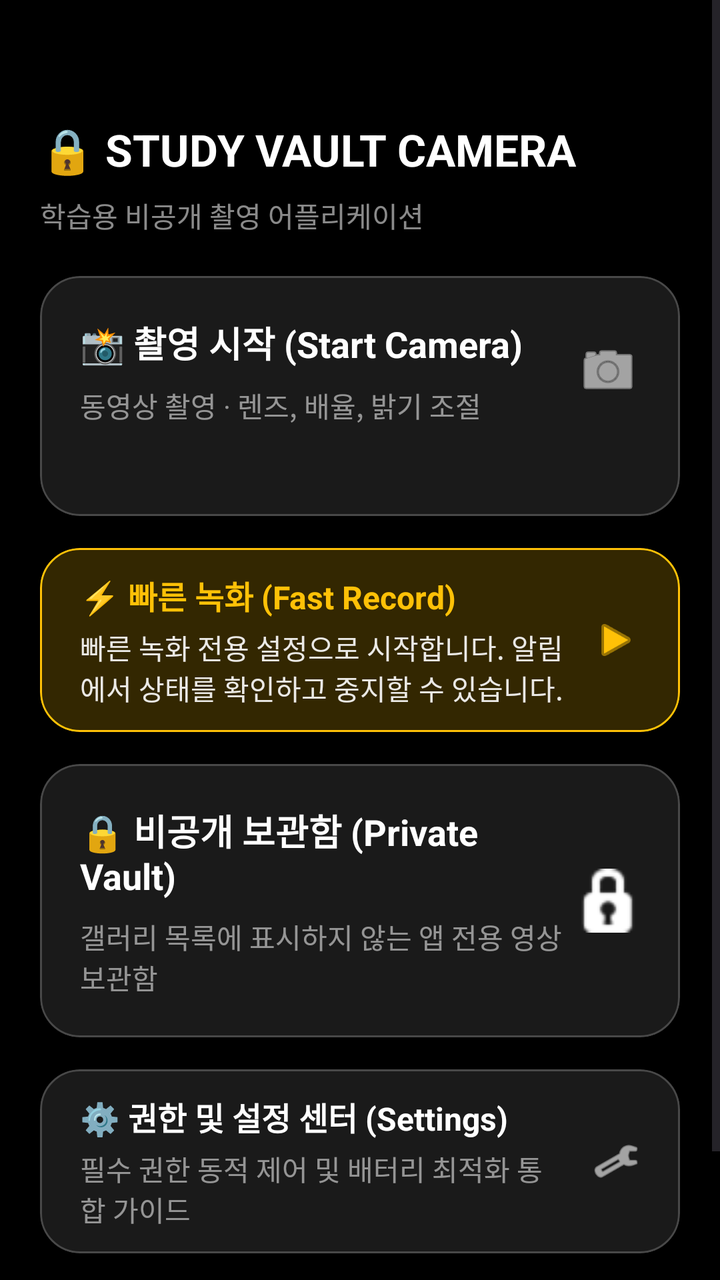
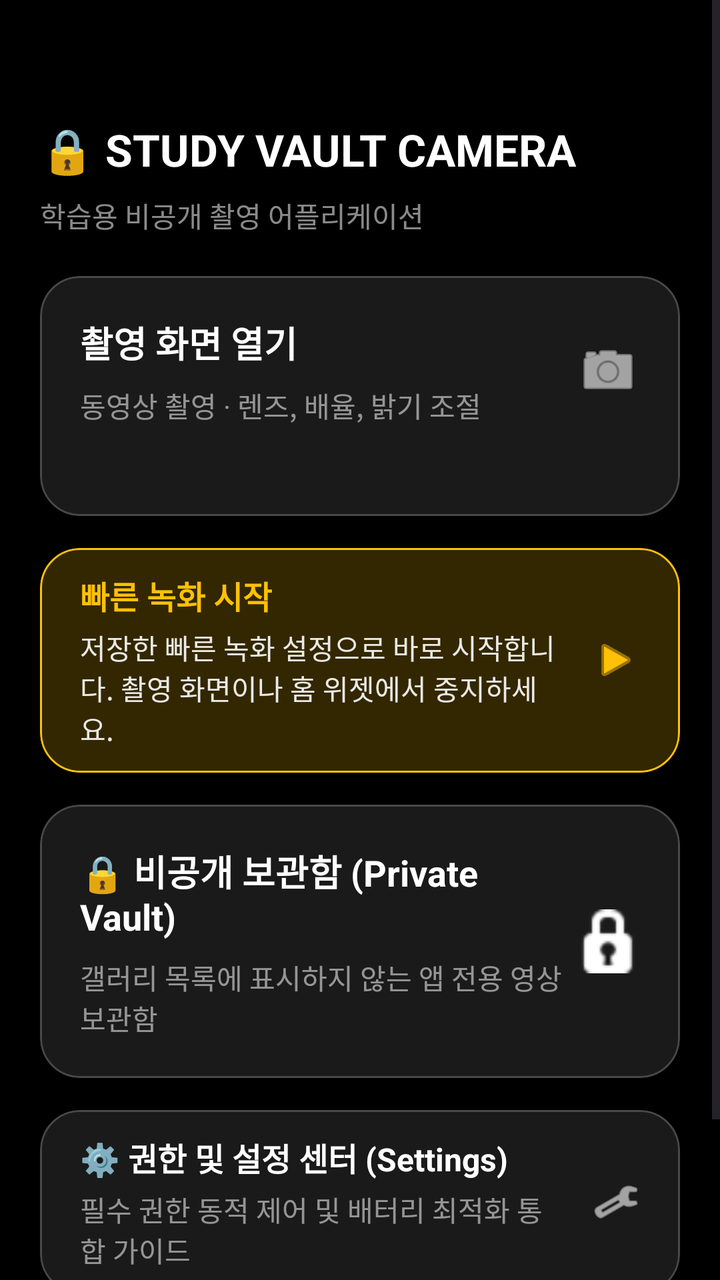

Screens rendered from an Android XML layout before and after an edit, with the pre-edit source and the edit as a unified diff.
<!-- AndroidManifest.xml: application theme Theme.Camera2Study -->
<!-- res/layout/fragment_home.xml -->
<?xml version="1.0" encoding="utf-8"?>
<ScrollView xmlns:android="http://schemas.android.com/apk/res/android"
    xmlns:app="http://schemas.android.com/apk/res-auto"
    android:layout_width="match_parent"
    android:layout_height="match_parent"
    android:background="@android:color/black"
    android:fillViewport="true"
    android:fitsSystemWindows="true">
<LinearLayout android:layout_width="match_parent" android:layout_height="wrap_content" android:orientation="vertical" android:padding="20dp">

    <TextView
        android:id="@+id/txtAppTitle"
        android:layout_width="wrap_content"
        android:layout_height="wrap_content"
        android:layout_marginTop="40dp"
        android:text="🔒 STUDY VAULT CAMERA"
        android:textColor="@android:color/white"
        android:textSize="22sp"
        android:textStyle="bold" />

    <TextView
        android:id="@+id/txtSubTitle"
        android:layout_width="wrap_content"
        android:layout_height="wrap_content"
        android:layout_marginTop="8dp"
        android:text="학습용 비공개 촬영 어플리케이션"
        android:textColor="#8AFFFFFF"
        android:textSize="14sp" />

    
    <com.google.android.material.card.MaterialCardView
        android:id="@+id/cardBatteryWarning"
        style="@style/Widget.Material3.CardView.Elevated"
        android:layout_width="match_parent"
        android:layout_height="wrap_content"
        android:layout_marginTop="32dp"
        app:cardBackgroundColor="#4DFF5252"
        app:cardCornerRadius="16dp"
        app:strokeColor="#FF5252"
        app:strokeWidth="1.5dp"
        android:visibility="gone">

        <LinearLayout
            android:layout_width="match_parent"
            android:layout_height="wrap_content"
            android:orientation="vertical"
            android:padding="16dp">

            <TextView
                android:layout_width="match_parent"
                android:paddingEnd="36dp"
                android:layout_height="wrap_content"
                android:text="🔋 배터리 최적화 제한 상태"
                android:textColor="#FFFFD2D2"
                android:textSize="14sp"
                android:textStyle="bold" />

            <TextView
                android:layout_width="match_parent"
                android:paddingEnd="36dp"
                android:layout_height="wrap_content"
                android:layout_marginTop="4dp"
                android:text="백그라운드에서 녹화 시 오류가 발생할 수 있습니다. 정상 동작을 위해 배터리 최적화를 해제해 주세요."
                android:textColor="#E6FFFFFF"
                android:textSize="14sp" />

            <com.google.android.material.button.MaterialButton
                android:id="@+id/btnFixBattery"
                style="@style/Widget.Material3.Button.TextButton"
                android:layout_width="match_parent"
                android:paddingEnd="36dp"
                android:layout_height="wrap_content"
                android:layout_gravity="end"
                android:layout_marginTop="4dp"
                android:text="지금 해제하기 →"
                android:textColor="#FFFFD2D2"
                android:textSize="14sp" />
        </LinearLayout>
    </com.google.android.material.card.MaterialCardView>

    
    <com.google.android.material.card.MaterialCardView
        android:id="@+id/cardPermissionWarning"
        style="@style/Widget.Material3.CardView.Elevated"
        android:layout_width="match_parent"
        android:layout_height="wrap_content"
        android:layout_marginTop="12dp"
        app:cardBackgroundColor="#4DFFC107"
        app:cardCornerRadius="16dp"
        app:strokeColor="#FFC107"
        app:strokeWidth="1.5dp"
        android:visibility="gone">

        <LinearLayout
            android:layout_width="match_parent"
            android:layout_height="wrap_content"
            android:orientation="vertical"
            android:padding="16dp">

            <TextView
                android:layout_width="match_parent"
                android:paddingEnd="36dp"
                android:layout_height="wrap_content"
                android:text="⚠️ 필수 권한 누락"
                android:textColor="#FFFFE082"
                android:textSize="14sp"
                android:textStyle="bold" />

            <TextView
                android:layout_width="match_parent"
                android:paddingEnd="36dp"
                android:layout_height="wrap_content"
                android:layout_marginTop="4dp"
                android:text="카메라 촬영을 위해 필수 권한(카메라, 마이크 등) 허용이 필요합니다."
                android:textColor="#E6FFFFFF"
                android:textSize="14sp" />

            <com.google.android.material.button.MaterialButton
                android:id="@+id/btnFixPermissions"
                style="@style/Widget.Material3.Button.TextButton"
                android:layout_width="match_parent"
                android:paddingEnd="36dp"
                android:layout_height="wrap_content"
                android:layout_gravity="end"
                android:layout_marginTop="4dp"
                android:text="권한 허용하러 가기 →"
                android:textColor="#FFFFE082"
                android:textSize="14sp" />
        </LinearLayout>
    </com.google.android.material.card.MaterialCardView>

    
    <com.google.android.material.card.MaterialCardView
        android:id="@+id/cardStartCamera"
        style="@style/Widget.Material3.CardView.Filled"
        android:layout_width="match_parent"
        android:layout_height="wrap_content" android:minHeight="120dp"
        android:layout_marginTop="20dp"
        app:cardBackgroundColor="#1AFFFFFF"
        app:cardCornerRadius="20dp"
        app:strokeColor="#33FFFFFF"
        app:strokeWidth="1dp">

        <RelativeLayout
            android:layout_width="match_parent"
            android:layout_height="wrap_content"
            android:padding="20dp">

            <TextView
                android:id="@+id/lblCamera"
                android:layout_width="match_parent"
                android:paddingEnd="36dp"
                android:layout_height="wrap_content"
                android:text="📸 촬영 시작 (Start Camera)"
                android:textColor="@android:color/white"
                android:textSize="18sp"
                android:textStyle="bold" />

            <TextView
                android:layout_width="match_parent"
                android:paddingEnd="36dp"
                android:layout_height="wrap_content"
                android:layout_below="@id/lblCamera"
                android:layout_marginTop="8dp"
                android:text="동영상 촬영 · 렌즈, 배율, 밝기 조절"
                android:textColor="#8AFFFFFF"
                android:textSize="14sp" />

            <ImageView
                android:layout_width="32dp"
                android:layout_height="32dp"
                android:layout_alignParentEnd="true"
                android:layout_centerVertical="true"
                android:src="@android:drawable/ic_menu_camera"
                app:tint="@android:color/white" />
        </RelativeLayout>
    </com.google.android.material.card.MaterialCardView>

    
    <com.google.android.material.card.MaterialCardView
        android:id="@+id/cardFastRecord"
        style="@style/Widget.Material3.CardView.Filled"
        android:layout_width="match_parent"
        android:layout_height="wrap_content" android:minHeight="80dp"
        android:layout_marginTop="16dp"
        app:cardBackgroundColor="#33FFC107"
        app:cardCornerRadius="20dp"
        app:strokeColor="#FFC107"
        app:strokeWidth="1dp">

        <RelativeLayout
            android:layout_width="match_parent"
            android:layout_height="wrap_content"
            android:paddingHorizontal="20dp"
            android:paddingVertical="12dp">

            <TextView
                android:id="@+id/lblFastRecord"
                android:layout_width="match_parent"
                android:paddingEnd="36dp"
                android:layout_height="wrap_content"
                android:text="⚡ 빠른 녹화 (Fast Record)"
                android:textColor="#FFC107"
                android:textSize="16sp"
                android:textStyle="bold" />

            <TextView
                android:layout_width="match_parent"
                android:paddingEnd="36dp"
                android:layout_height="wrap_content"
                android:layout_below="@id/lblFastRecord"
                android:layout_marginTop="4dp"
                android:text="빠른 녹화 전용 설정으로 시작합니다. 알림에서 상태를 확인하고 중지할 수 있습니다."
                android:textColor="#E6FFFFFF"
                android:textSize="14sp" />

            <ImageView
                android:layout_width="24dp"
                android:layout_height="24dp"
                android:layout_alignParentEnd="true"
                android:layout_centerVertical="true"
                android:src="@android:drawable/ic_media_play"
                app:tint="#FFC107" />
        </RelativeLayout>
    </com.google.android.material.card.MaterialCardView>

    
    <com.google.android.material.card.MaterialCardView
        android:id="@+id/cardPrivateVault"
        style="@style/Widget.Material3.CardView.Filled"
        android:layout_width="match_parent"
        android:layout_height="wrap_content" android:minHeight="120dp"
        android:layout_marginTop="16dp"
        app:cardBackgroundColor="#1AFFFFFF"
        app:cardCornerRadius="20dp"
        app:strokeColor="#33FFFFFF"
        app:strokeWidth="1dp">

        <RelativeLayout
            android:layout_width="match_parent"
            android:layout_height="wrap_content"
            android:padding="20dp">

            <TextView
                android:id="@+id/lblVault"
                android:layout_width="match_parent"
                android:paddingEnd="36dp"
                android:layout_height="wrap_content"
                android:text="🔒 비공개 보관함 (Private Vault)"
                android:textColor="@android:color/white"
                android:textSize="18sp"
                android:textStyle="bold" />

            <TextView
                android:layout_width="match_parent"
                android:paddingEnd="36dp"
                android:layout_height="wrap_content"
                android:layout_below="@id/lblVault"
                android:layout_marginTop="8dp"
                android:text="갤러리 목록에 표시하지 않는 앱 전용 영상 보관함"
                android:textColor="#8AFFFFFF"
                android:textSize="14sp" />

            <ImageView
                android:layout_width="32dp"
                android:layout_height="32dp"
                android:layout_alignParentEnd="true"
                android:layout_centerVertical="true"
                android:src="@android:drawable/ic_secure"
                app:tint="@android:color/white" />
        </RelativeLayout>
    </com.google.android.material.card.MaterialCardView>

    
    <com.google.android.material.card.MaterialCardView
        android:id="@+id/cardSettings"
        style="@style/Widget.Material3.CardView.Filled"
        android:layout_width="match_parent"
        android:layout_height="wrap_content" android:minHeight="80dp"
        android:layout_marginTop="16dp"
        app:cardBackgroundColor="#1AFFFFFF"
        app:cardCornerRadius="20dp"
        app:strokeColor="#33FFFFFF"
        app:strokeWidth="1dp">

        <RelativeLayout
            android:layout_width="match_parent"
            android:layout_height="wrap_content"
            android:paddingHorizontal="20dp"
            android:paddingVertical="12dp">

            <TextView
                android:id="@+id/lblSettings"
                android:layout_width="match_parent"
                android:paddingEnd="36dp"
                android:layout_height="wrap_content"
                android:text="⚙️ 권한 및 설정 센터 (Settings)"
                android:textColor="@android:color/white"
                android:textSize="16sp"
                android:textStyle="bold" />

            <TextView
                android:layout_width="match_parent"
                android:paddingEnd="36dp"
                android:layout_height="wrap_content"
                android:layout_below="@id/lblSettings"
                android:layout_marginTop="4dp"
                android:text="필수 권한 동적 제어 및 배터리 최적화 통합 가이드"
                android:textColor="#8AFFFFFF"
                android:textSize="14sp" />

            <ImageView
                android:layout_width="24dp"
                android:layout_height="24dp"
                android:layout_alignParentEnd="true"
                android:layout_centerVertical="true"
                android:src="@android:drawable/ic_menu_preferences"
                app:tint="@android:color/white" />
        </RelativeLayout>
    </com.google.android.material.card.MaterialCardView>

    <TextView
        android:layout_width="wrap_content"
        android:layout_height="wrap_content"
        android:layout_marginTop="20dp" android:layout_marginBottom="24dp"
        android:text="동영상 촬영 · 결과와 진단 기록 확인"
        android:textColor="#33FFFFFF"
        android:textSize="14sp" />

</LinearLayout>
</ScrollView>
<!-- resources referenced by this layout -->
<resources>
  <style name="Theme.Camera2Study" parent="Theme.Material3.DayNight.NoActionBar">
          <item name="android:statusBarColor" tools:targetApi="l">@android:color/black</item>
          <item name="android:navigationBarColor">@android:color/black</item>
      </style>
</resources>

<!-- the commit's change to res/layout/fragment_home.xml (unified diff, before → after) -->
@@ -151,7 +151,7 @@
                 android:layout_width="match_parent"
                 android:paddingEnd="36dp"
                 android:layout_height="wrap_content"
-                android:text="📸 촬영 시작 (Start Camera)"
+                android:text="촬영 화면 열기"
                 android:textColor="@android:color/white"
                 android:textSize="18sp"
                 android:textStyle="bold" />
@@ -199,7 +199,7 @@
                 android:layout_width="match_parent"
                 android:paddingEnd="36dp"
                 android:layout_height="wrap_content"
-                android:text="⚡ 빠른 녹화 (Fast Record)"
+                android:text="빠른 녹화 시작"
                 android:textColor="#FFC107"
                 android:textSize="16sp"
                 android:textStyle="bold" />
@@ -210,7 +210,7 @@
                 android:layout_height="wrap_content"
                 android:layout_below="@id/lblFastRecord"
                 android:layout_marginTop="4dp"
-                android:text="빠른 녹화 전용 설정으로 시작합니다. 알림에서 상태를 확인하고 중지할 수 있습니다."
+                android:text="저장한 빠른 녹화 설정으로 바로 시작합니다. 촬영 화면이나 홈 위젯에서 중지하세요."
                 android:textColor="#E6FFFFFF"
                 android:textSize="14sp" />
 
